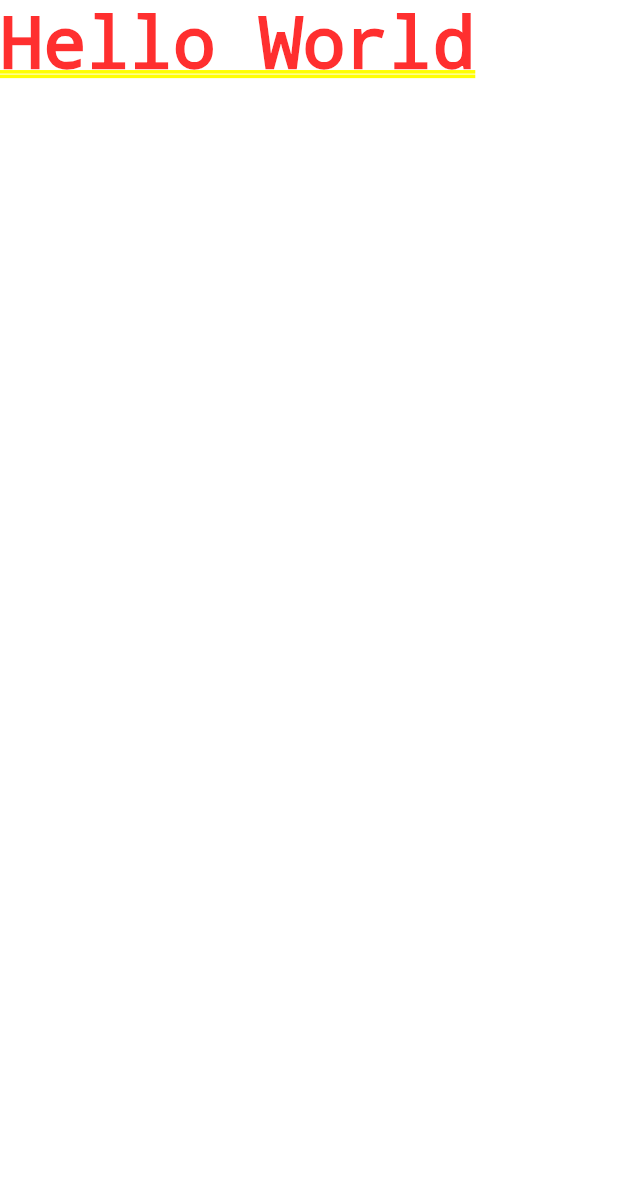
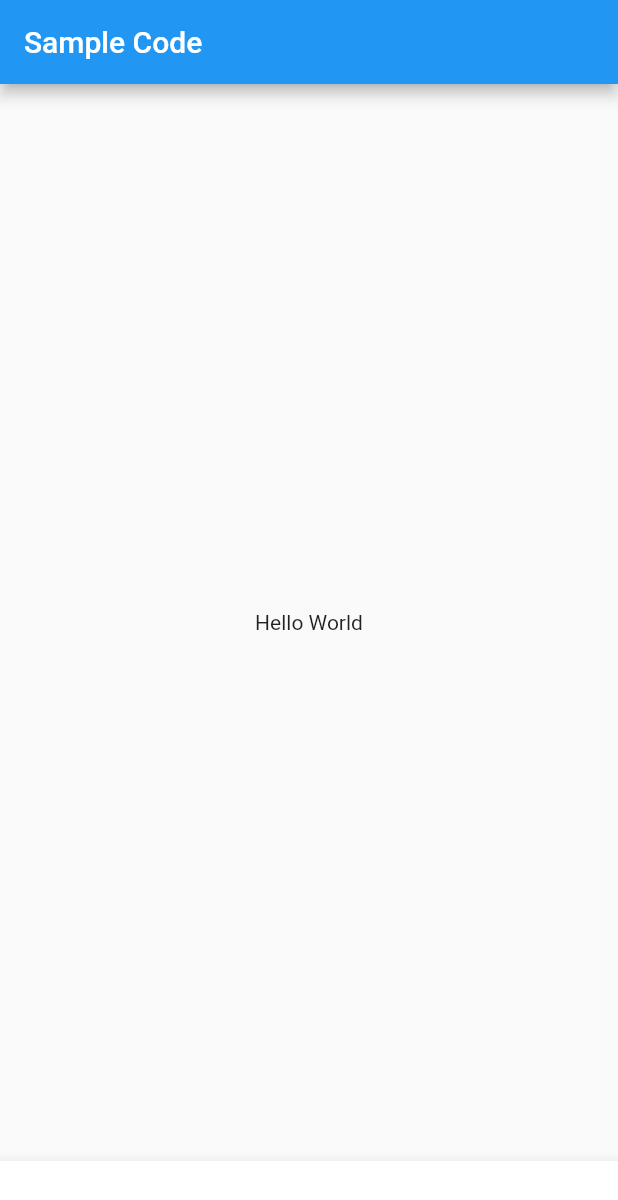
Before and after one commit to aysha-williams-develop/my_simple_flutter_app, a Flutter app: the screen it shows after launch, on a phone screen of 412 x 824 dp. Shown: the top 1200 px of the screen. Run offline on Flutter 3.47's test engine with Material 2 defaults, Android fonts, the phone set to English and light mode, and no system bars.

Commit message:
Add theme to app
- Added the Scaffold widget, a Material Component,
so that I can take advantage of the Material Theme system
(only Material Components, will use the Material Theme, the
Text Component is not a Material Component, and thus, by itself,
it will not use a theme, it must be placed insdie fo the Material
Component).

```diff
--- a/lib/main.dart
+++ b/lib/main.dart
@@ -6,7 +6,17 @@ class MyApp extends StatelessWidget {
   @override
   Widget build(BuildContext context) {
     return new MaterialApp(
-      home: new Text('Hello World'),
+      home: Scaffold(
+        appBar: AppBar(
+          title: Text('Sample Code'),
+        ),
+        body: Center(
+          child: Text('Hello World'),
+        ),
+        bottomNavigationBar: BottomAppBar(
+          child: Container(height: 50.0,),
+        ),
+      ),
     );
   }
 }
```
